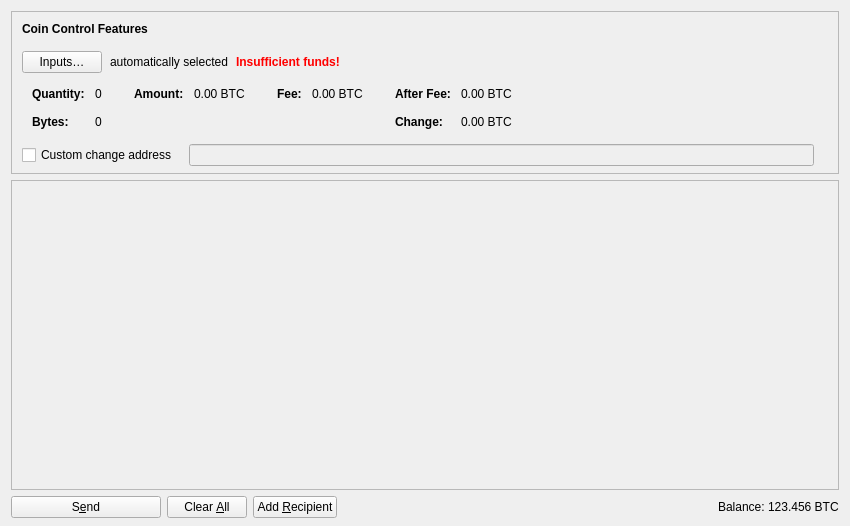
Qt form src/qt/forms/sendcoinsdialog.ui (FastPaymentsInc/DigitalGold) before a commit.
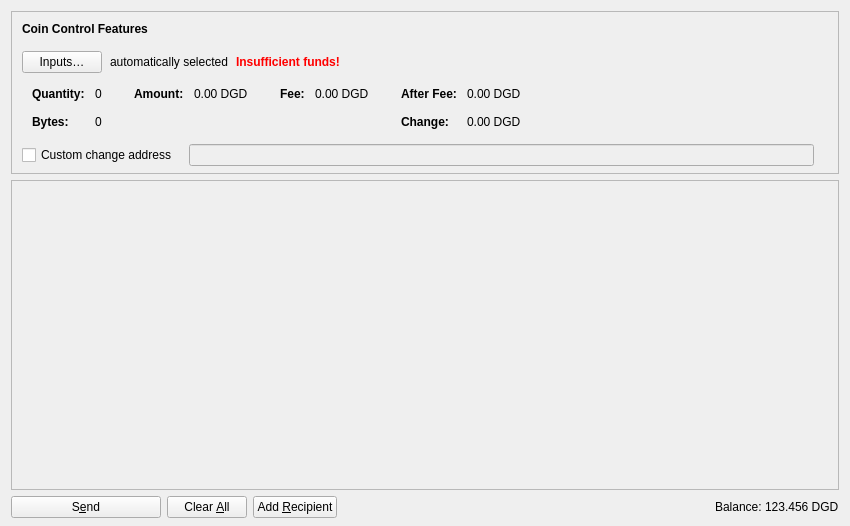
The same form after that commit. Icons and pictures are not drawn. Custom widgets are drawn as their Qt base class.

What changed in the file:
```diff
--- a/src/qt/forms/sendcoinsdialog.ui
+++ b/src/qt/forms/sendcoinsdialog.ui
@@ -318,7 +318,7 @@
                   <enum>Qt::ActionsContextMenu</enum>
                  </property>
                  <property name="text">
-                  <string notr="true">0.00 BTC</string>
+                  <string notr="true">0.00 DGD</string>
                  </property>
                  <property name="textInteractionFlags">
                   <set>Qt::LinksAccessibleByMouse|Qt::TextSelectableByKeyboard|Qt::TextSelectableByMouse</set>
@@ -369,7 +369,7 @@
                   <enum>Qt::ActionsContextMenu</enum>
                  </property>
                  <property name="text">
-                  <string notr="true">0.00 BTC</string>
+                  <string notr="true">0.00 DGD</string>
                  </property>
                  <property name="textInteractionFlags">
                   <set>Qt::LinksAccessibleByMouse|Qt::TextSelectableByKeyboard|Qt::TextSelectableByMouse</set>
@@ -423,7 +423,7 @@
                   <enum>Qt::ActionsContextMenu</enum>
                  </property>
                  <property name="text">
-                  <string notr="true">0.00 BTC</string>
+                  <string notr="true">0.00 DGD</string>
                  </property>
                  <property name="textInteractionFlags">
                   <set>Qt::LinksAccessibleByMouse|Qt::TextSelectableByKeyboard|Qt::TextSelectableByMouse</set>
@@ -452,7 +452,7 @@
                   <enum>Qt::ActionsContextMenu</enum>
                  </property>
                  <property name="text">
-                  <string notr="true">0.00 BTC</string>
+                  <string notr="true">0.00 DGD</string>
                  </property>
                  <property name="textInteractionFlags">
                   <set>Qt::LinksAccessibleByMouse|Qt::TextSelectableByKeyboard|Qt::TextSelectableByMouse</set>
@@ -698,7 +698,7 @@
           <cursorShape>IBeamCursor</cursorShape>
          </property>
          <property name="text">
-          <string notr="true">123.456 BTC</string>
+          <string notr="true">123.456 DGD</string>
          </property>
          <property name="textInteractionFlags">
           <set>Qt::LinksAccessibleByMouse|Qt::TextSelectableByKeyboard|Qt::TextSelectableByMouse</set>
```
